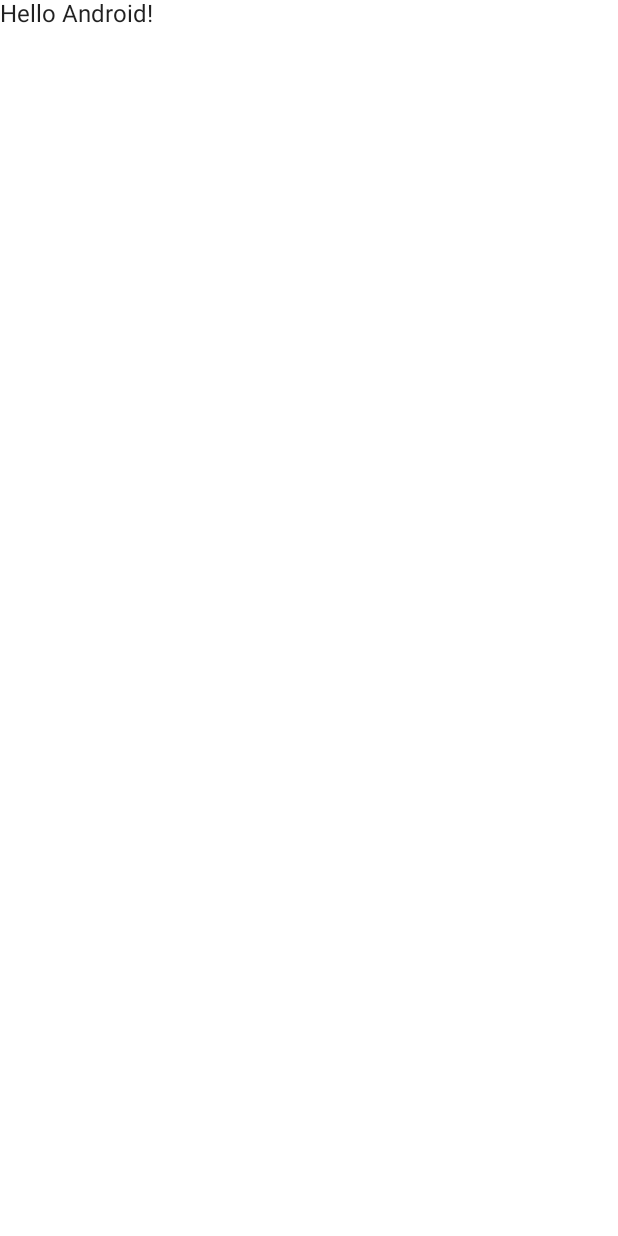
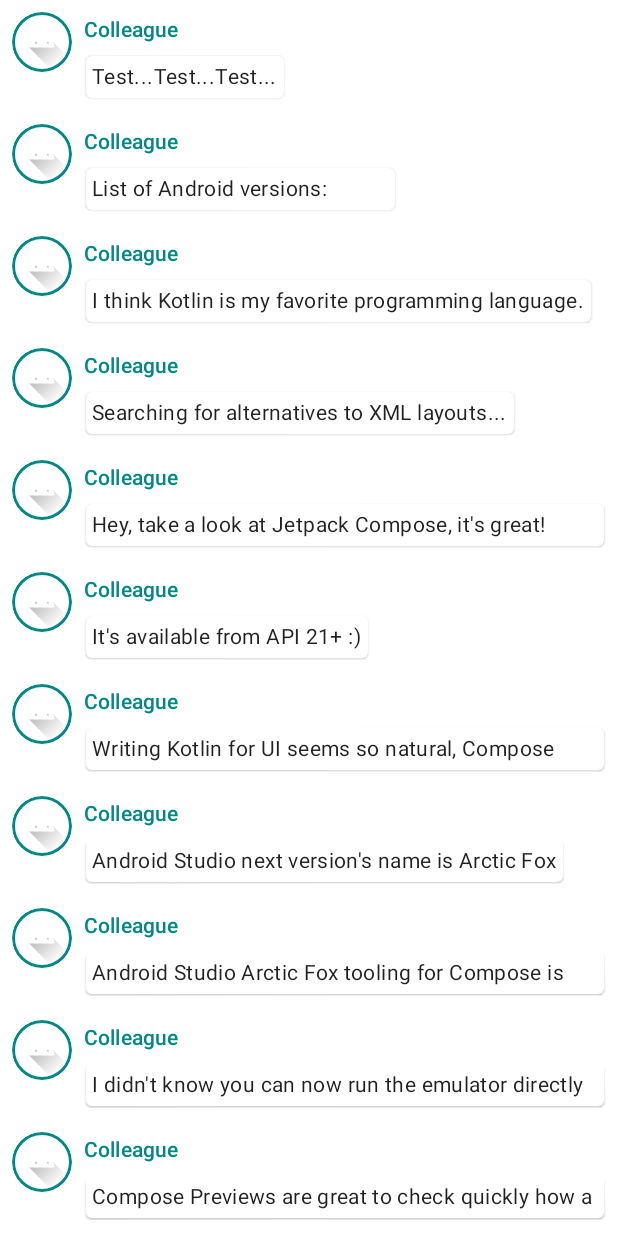
Before and after one commit to Nickitor/ComposeTemplate, an Android app built with Jetpack Compose: the screen it shows after launch (MainActivity), on a phone screen of 412 x 824 dp. Before the commit the screen is almost empty. Run offline under Robolectric (Android 15) with nearby library versions, the phone set to English and light mode, and no system bars.

Commit message:
Added First Compose Template

```diff
--- a/app/src/main/java/com/example/composetemplate/MainActivity.kt
+++ b/app/src/main/java/com/example/composetemplate/MainActivity.kt
@@ -1,16 +1,33 @@
 package com.example.composetemplate
 
+import android.content.res.Configuration
 import android.os.Bundle
 import androidx.activity.ComponentActivity
 import androidx.activity.compose.setContent
-import androidx.compose.foundation.layout.fillMaxSize
+import androidx.compose.animation.animateColorAsState
+import androidx.compose.animation.animateContentSize
+import androidx.compose.foundation.Image
+import androidx.compose.foundation.border
+import androidx.compose.foundation.clickable
+import androidx.compose.foundation.layout.*
+import androidx.compose.foundation.lazy.LazyColumn
+import androidx.compose.foundation.lazy.items
+import androidx.compose.foundation.shape.CircleShape
 import androidx.compose.material.MaterialTheme
 import androidx.compose.material.Surface
 import androidx.compose.material.Text
-import androidx.compose.runtime.Composable
+import androidx.compose.runtime.*
 import androidx.compose.ui.Modifier
+import androidx.compose.ui.draw.clip
+import androidx.compose.ui.res.painterResource
 import androidx.compose.ui.tooling.preview.Preview
+import androidx.compose.ui.unit.dp
 import com.example.composetemplate.ui.theme.ComposeTemplateTheme
+
+data class Message(
+    var author: String = "",
+    var body: String = "",
+)
 
 class MainActivity : ComponentActivity() {
     override fun onCreate(savedInstanceState: Bundle?) {
@@ -22,22 +39,160 @@ class MainActivity : ComponentActivity() {
                     modifier = Modifier.fillMaxSize(),
                     color = MaterialTheme.colors.background
                 ) {
-                    Greeting("Android")
+                    Conversation(SampleData.conversationSample)
                 }
             }
         }
     }
 }
 
+@Preview(name = "Light Mode")
+@Preview(
+    uiMode = Configuration.UI_MODE_NIGHT_YES,
+    showBackground = true,
+    name = "Dark Mode"
+)
 @Composable
-fun Greeting(name: String) {
-    Text(text = "Hello $name!")
+fun PreviewMessageCard() {
+    ComposeTemplateTheme {
+        Surface {
+            MessageCard(
+                msg = Message("Colleague", "Hey, take a look at Jetpack Compose, it's great!")
+            )
+        }
+    }
 }
 
-@Preview(showBackground = true)
 @Composable
-fun DefaultPreview() {
-    ComposeTemplateTheme {
-        Greeting("Android")
+fun Conversation(messages: List<Message>) {
+    LazyColumn {
+        items(messages) { message ->
+            MessageCard(message)
+        }
     }
 }
+
+@Composable
+fun MessageCard(msg: Message) {
+    Row(modifier = Modifier.padding(all = 8.dp)) {
+        Image(
+            painter = painterResource(R.drawable.ic_launcher_foreground),
+            contentDescription = null,
+            modifier = Modifier
+                .size(40.dp)
+                .clip(CircleShape)
+                .border(1.5.dp, MaterialTheme.colors.secondaryVariant, CircleShape)
+        )
+        Spacer(modifier = Modifier.width(8.dp))
+
+        // We keep track if the message is expanded or not in this
+        // variable
+        var isExpanded by remember { mutableStateOf(false) }
+        // surfaceColor will be updated gradually from one color to the other
+        val surfaceColor by animateColorAsState(
+            if (isExpanded) MaterialTheme.colors.primary else MaterialTheme.colors.surface,
+        )
+
+        // We toggle the isExpanded variable when we click on this Column
+        Column(modifier = Modifier.clickable { isExpanded = !isExpanded }) {
+            Text(
+                text = msg.author,
+                color = MaterialTheme.colors.secondaryVariant,
+                style = MaterialTheme.typography.subtitle2
+            )
+
+            Spacer(modifier = Modifier.height(4.dp))
+
+            Surface(
+                shape = MaterialTheme.shapes.medium,
+                elevation = 1.dp,
+                // surfaceColor color will be changing gradually from primary to surface
+                color = surfaceColor,
+                // animateContentSize will change the Surface size gradually
+                modifier = Modifier
+                    .animateContentSize()
+                    .padding(1.dp)
+            ) {
+                Text(
+                    text = msg.body,
+                    modifier = Modifier.padding(all = 4.dp),
+                    // If the message is expanded, we display all its content
+                    // otherwise we only display the first line
+                    maxLines = if (isExpanded) Int.MAX_VALUE else 1,
+                    style = MaterialTheme.typography.body2
+                )
+            }
+        }
+    }
+}
+
+object SampleData {
+    // Sample conversation data
+    val conversationSample = listOf(
+        Message(
+            "Colleague",
+            "Test...Test...Test..."
+        ),
+        Message(
+            "Colleague",
+            "List of Android versions:\n" +
+                    "Android KitKat (API 19)\n" +
+                    "Android Lollipop (API 21)\n" +
+                    "Android Marshmallow (API 23)\n" +
+                    "Android Nougat (API 24)\n" +
+                    "Android Oreo (API 26)\n" +
+                    "Android Pie (API 28)\n" +
+                    "Android 10 (API 29)\n" +
+                    "Android 11 (API 30)\n" +
+                    "Android 12 (API 31)\n"
+        ),
+        Message(
+            "Colleague",
+            "I think Kotlin is my favorite programming language.\n" +
+                    "It's so much fun!"
+        ),
+        Message(
+            "Colleague",
+            "Searching for alternatives to XML layouts..."
+        ),
+        Message(
+            "Colleague",
+            "Hey, take a look at Jetpack Compose, it's great!\n" +
+                    "It's the Android's modern toolkit for building native UI." +
+                    "It simplifies and accelerates UI development on Android." +
+                    "Less code, powerful tools, and intuitive Kotlin APIs :)"
+        ),
+        Message(
+            "Colleague",
+            "It's available from API 21+ :)"
+        ),
+        Message(
+            "Colleague",
+            "Writing Kotlin for UI seems so natural, Compose where have you been all my life?"
+        ),
+        Message(
+            "Colleague",
+            "Android Studio next version's name is Arctic Fox"
+        ),
+        Message(
+            "Colleague",
+            "Android Studio Arctic Fox tooling for Compose is top notch ^_^"
+        ),
+        Message(
+            "Colleague",
+            "I didn't know you can now run the emulator directly from Android Studio"
+        ),
+        Message(
+            "Colleague",
+            "Compose Previews are great to check quickly how a composable layout looks like"
+        ),
+        Message(
+            "Colleague",
+            "Previews are also interactive after enabling the experimental setting"
+        ),
+        Message(
+            "Colleague",
+            "Have you tried writing build.gradle with KTS?"
+        ),
+    )
+}
```
